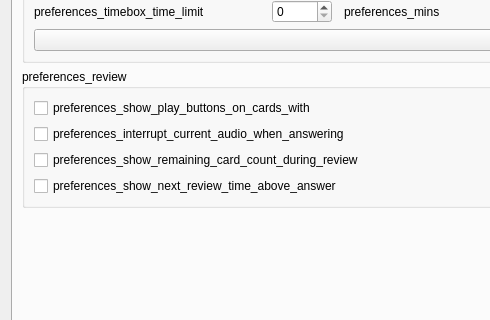
Qt form qt/aqt/forms/preferences.ui (ankitects/anki) before a commit; both pictures show x 0 to 490 and y 233 to 553 of the 604 by 638 pixel window.
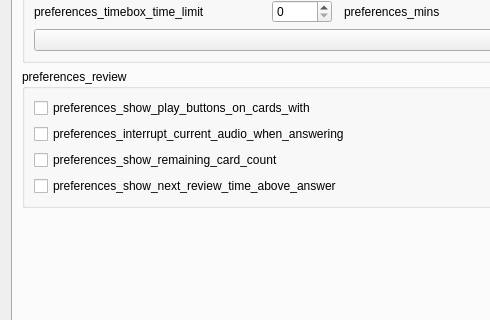
The same form after that commit. The open tabs and pages were chosen to show the change.

Commit message: Change names of edited translations to notify translators

Patch:
```diff
--- a/qt/aqt/forms/preferences.ui
+++ b/qt/aqt/forms/preferences.ui
@@ -432,7 +432,7 @@
              </sizepolicy>
             </property>
             <property name="text">
-             <string>preferences_show_remaining_card_count_during_review</string>
+             <string>preferences_show_remaining_card_count</string>
             </property>
            </widget>
           </item>
```
Left out of the diff: 4 changed lines with no effect on the pictures. The commit also changes 1 other file.
